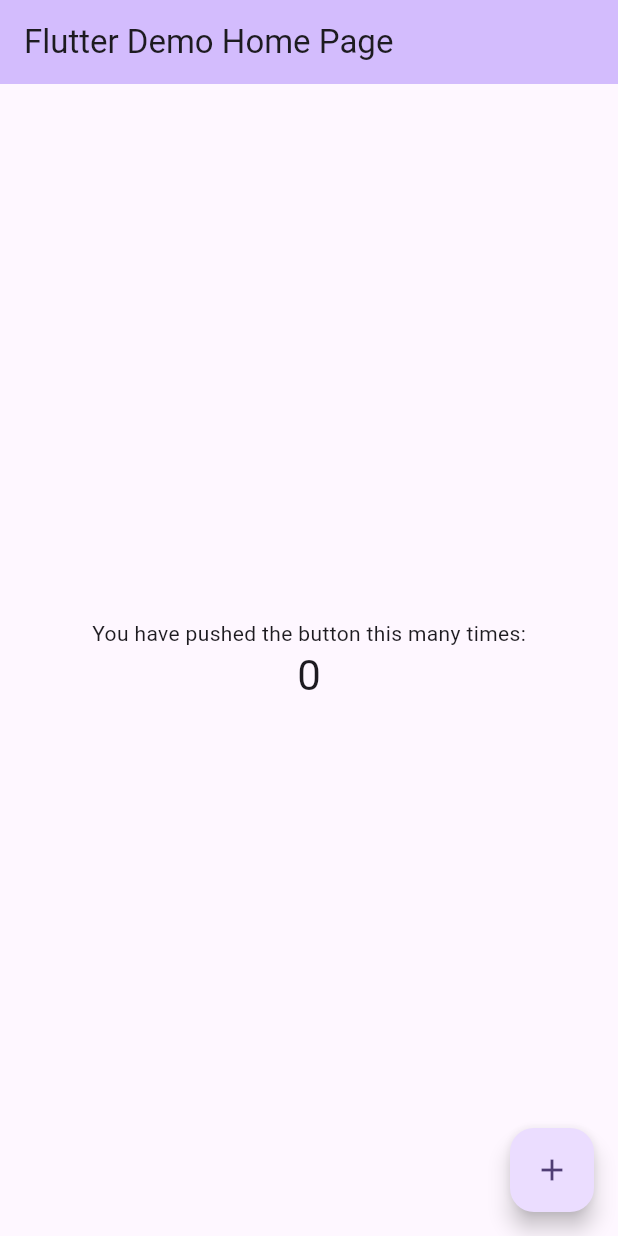
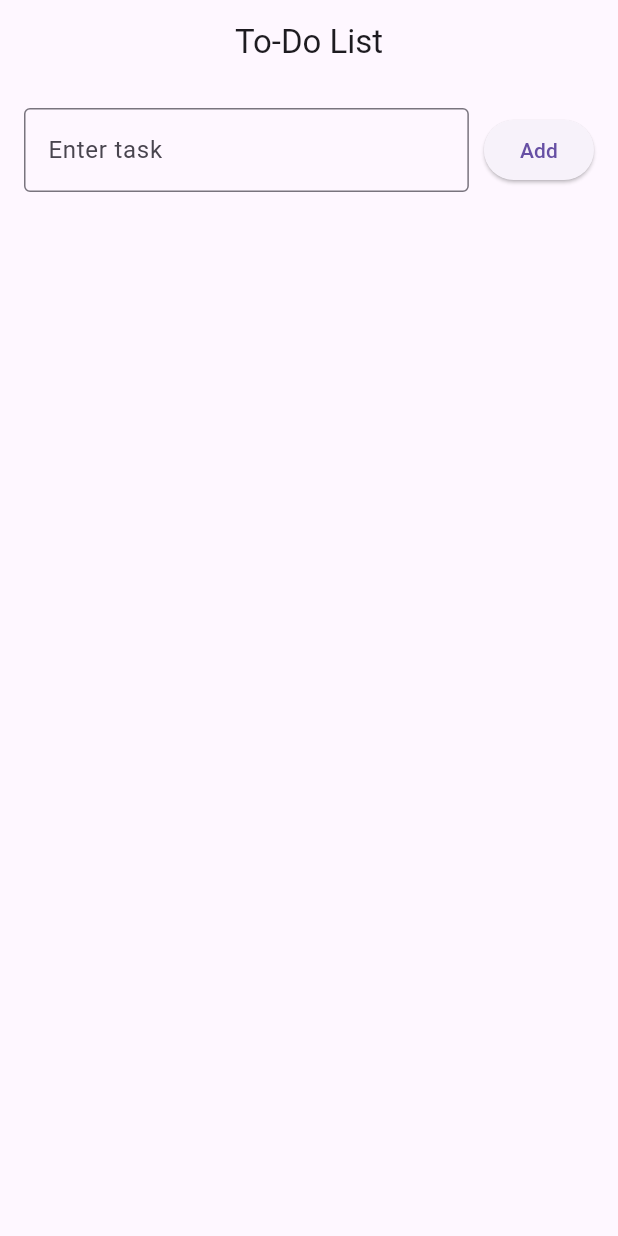
Before and after one commit to abhiramanil369/Week7, a Flutter app: the screen it shows after launch, on a phone screen of 412 x 824 dp. Run offline on Flutter 3.47's test engine with Material 3 defaults, Android fonts, the phone set to English and light mode, and no system bars.

Commit message:
final draft

```diff
--- a/June20/list_demo/lib/main.dart
+++ b/June20/list_demo/lib/main.dart
@@ -1,42 +1,25 @@
 import 'package:flutter/material.dart';
 
 void main() {
-  runApp(const MyApp());
+  runApp(const ToDoApp());
 }
 
-class MyApp extends StatelessWidget {
-  const MyApp({super.key});
+class ToDoApp extends StatelessWidget {
+  const ToDoApp({super.key});
 
   // This widget is the root of your application.
   @override
   Widget build(BuildContext context) {
     return MaterialApp(
-      title: 'Flutter Demo',
-      theme: ThemeData(
-        // This is the theme of your application.
-        //
-        // TRY THIS: Try running your application with "flutter run". You'll see
-        // the application has a purple toolbar. Then, without quitting the app,
-        // try changing the seedColor in the colorScheme below to Colors.green
-        // and then invoke "hot reload" (save your changes or press the "hot
-        // reload" button in a Flutter-supported IDE, or press "r" if you used
-        // the command line to start the app).
-        //
-        // Notice that the counter didn't reset back to zero; the application
-        // state is not lost during the reload. To reset the state, use hot
-        // restart instead.
-        //
-        // This works for code too, not just values: Most code changes can be
-        // tested with just a hot reload.
-        colorScheme: ColorScheme.fromSeed(seedColor: Colors.deepPurple),
-      ),
-      home: const MyHomePage(title: 'Flutter Demo Home Page'),
+      title: 'To-Do List',
+      home: const ToDoListScreen(),
+      debugShowCheckedModeBanner: false,
     );
   }
 }
 
-class MyHomePage extends StatefulWidget {
-  const MyHomePage({super.key, required this.title});
+class ToDoListScreen extends StatefulWidget {
+  const ToDoListScreen({super.key});
 
   // This widget is the home page of your application. It is stateful, meaning
   // that it has a State object (defined below) that contains fields that affect
@@ -47,24 +30,24 @@
   // used by the build method of the State. Fields in a Widget subclass are
   // always marked "final".
 
-  final String title;
+  // final String title;
 
   @override
-  State<MyHomePage> createState() => _MyHomePageState();
+  State<ToDoListScreen> createState() => _ToDoListScreenState();
 }
 
-class _MyHomePageState extends State<MyHomePage> {
-  int _counter = 0;
+class _ToDoListScreenState extends State<ToDoListScreen> {
+  final TextEditingController _controller = TextEditingController();
+  final List<String> _tasks = [];
 
-  void _incrementCounter() {
-    setState(() {
-      // This call to setState tells the Flutter framework that something has
-      // changed in this State, which causes it to rerun the build method below
-      // so that the display can reflect the updated values. If we changed
-      // _counter without calling setState(), then the build method would not be
-      // called again, and so nothing would appear to happen.
-      _counter++;
-    });
+  void _addtask(){
+    String newTask = _controller.text.trim();
+    if (newTask.isNotEmpty){
+      setState((){
+        _tasks.add(newTask);
+      });
+      _controller.clear();
+    }
   }
 
   @override
@@ -77,46 +60,66 @@
     // than having to individually change instances of widgets.
     return Scaffold(
       appBar: AppBar(
-        // TRY THIS: Try changing the color here to a specific color (to
-        // Colors.amber, perhaps?) and trigger a hot reload to see the AppBar
-        // change color while the other colors stay the same.
-        backgroundColor: Theme.of(context).colorScheme.inversePrimary,
-        // Here we take the value from the MyHomePage object that was created by
-        // the App.build method, and use it to set our appbar title.
-        title: Text(widget.title),
+        // // TRY THIS: Try changing the color here to a specific color (to
+        // // Colors.amber, perhaps?) and trigger a hot reload to see the AppBar
+        // // change color while the other colors stay the same.
+        // backgroundColor: Theme.of(context).colorScheme.inversePrimary,
+        // // Here we take the value from the MyHomePage object that was created by
+        // // the App.build method, and use it to set our appbar title.
+
+
+        title: const Text('To-Do List'),
+        centerTitle: true,
+
+
       ),
-      body: Center(
-        // Center is a layout widget. It takes a single child and positions it
-        // in the middle of the parent.
+      body: Padding(
+        padding: const EdgeInsets.all(16.0),
         child: Column(
-          // Column is also a layout widget. It takes a list of children and
-          // arranges them vertically. By default, it sizes itself to fit its
-          // children horizontally, and tries to be as tall as its parent.
-          //
-          // Column has various properties to control how it sizes itself and
-          // how it positions its children. Here we use mainAxisAlignment to
-          // center the children vertically; the main axis here is the vertical
-          // axis because Columns are vertical (the cross axis would be
-          // horizontal).
-          //
-          // TRY THIS: Invoke "debug painting" (choose the "Toggle Debug Paint"
-          // action in the IDE, or press "p" in the console), to see the
-          // wireframe for each widget.
-          mainAxisAlignment: MainAxisAlignment.center,
-          children: <Widget>[
-            const Text('You have pushed the button this many times:'),
-            Text(
-              '$_counter',
-              style: Theme.of(context).textTheme.headlineMedium,
+          children: [
+            Row(
+              children:[
+                Expanded(
+                  child: TextField(
+                    controller: _controller,
+                    decoration: const InputDecoration(
+                      labelText: 'Enter task',
+                      border: OutlineInputBorder(),
+                    ),
+                  ),
+                ),
+                const SizedBox(width: 10),
+                ElevatedButton(
+                  onPressed: _addtask,
+                  child: const Text('Add'),
+                ),
+              ],
+
+            ),
+
+            const SizedBox(height: 20),
+
+            Expanded(
+              child: ListView.builder(
+                itemCount: _tasks.length,
+                itemBuilder: (context,index){
+                  return Card(
+                    child: ListTile(
+                      leading: const Icon(Icons.check_box_outline_blank),
+                      title: Text(_tasks[index]),
+                    ),
+                  );
+                },
+              ),
             ),
           ],
         ),
       ),
-      floatingActionButton: FloatingActionButton(
-        onPressed: _incrementCounter,
-        tooltip: 'Increment',
-        child: const Icon(Icons.add),
-      ), // This trailing comma makes auto-formatting nicer for build methods.
+      // floatingActionButton: FloatingActionButton(
+      //   onPressed: _incrementCounter,
+      //   tooltip: 'Increment',
+      //   child: const Icon(Icons.add),
+      // ), // This trailing comma makes auto-formatting nicer for build methods.
     );
   }
 }
```
